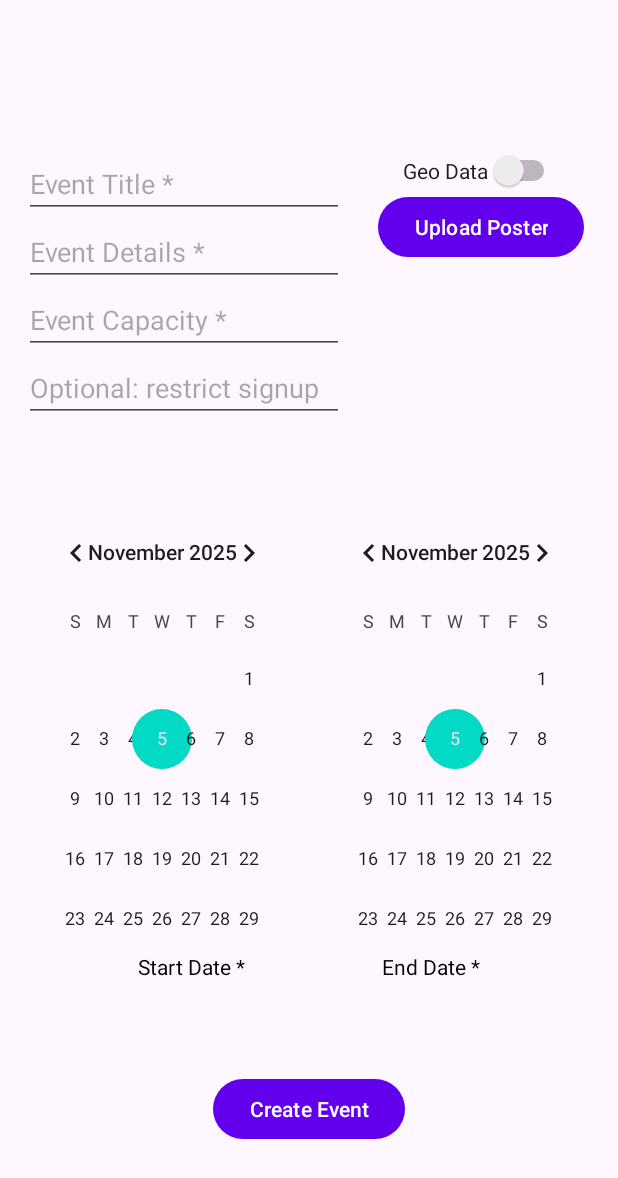
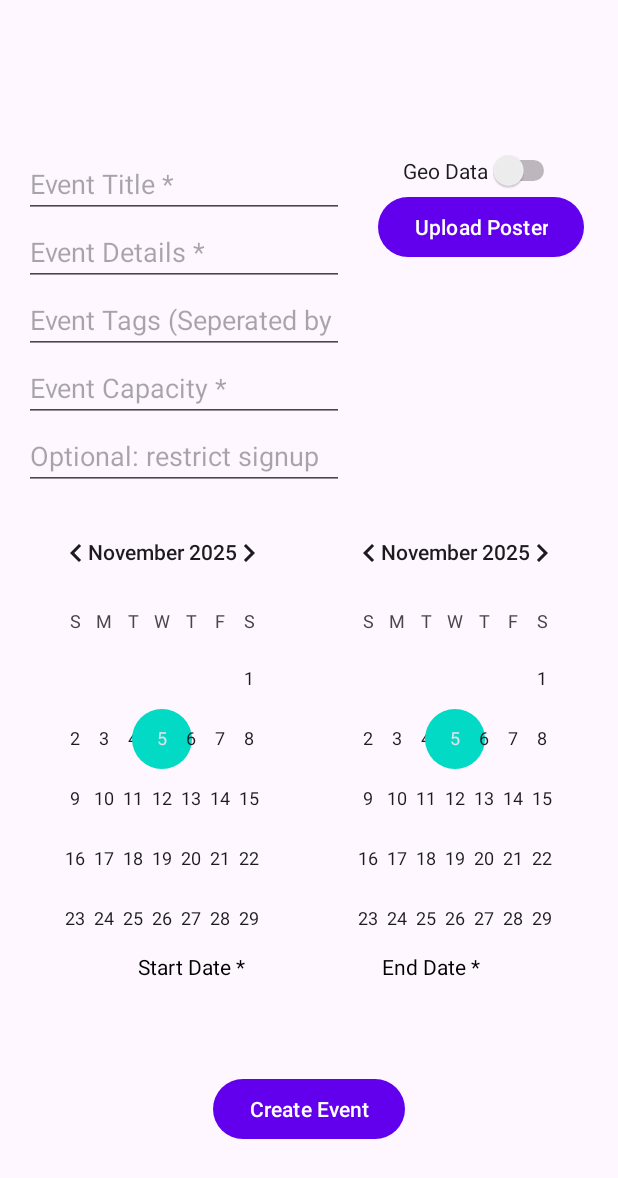
Before and after one commit to CMPUT301F25haboob/haboob-events, an Android app: the OrganizerOptionsFragment screen opened directly, with no data from a screen before it, after a tap on "New Event", on a phone screen of 412 x 824 dp. Shown: the top 1178 px of the screen. Run offline under Robolectric (Android 15) with nearby library versions, the phone set to English and light mode, and no system bars; our stand-ins replace Firebase (no records; nobody signed in at launch, a user with empty details on screens opened directly).

Commit message:
Added getters and setters for event lists, can add userIDs to different lists in Event, other small details added like tags when creating events as and organizer

```diff
--- a/App/app/src/main/java/com/example/haboob/EventsList.java
+++ b/App/app/src/main/java/com/example/haboob/EventsList.java
@@ -44,7 +44,6 @@ public class EventsList  {
         this.loadEventsList();
     }
 
-    // Optional: Constructor with callback for when you need to know when loading completes
     public EventsList(OnEventsLoadedListener listener) {
         eventsList = new ArrayList<>();
         db = FirebaseFirestore.getInstance();
@@ -61,7 +60,6 @@ public class EventsList  {
         return isLoaded;
     }
 
-    // Updated loadEventsList with callback
     public void loadEventsList(OnEventsLoadedListener listener) {
         eventsListRef.get()
                 .addOnSuccessListener(snapshots -> {
@@ -83,7 +81,6 @@ public class EventsList  {
                 });
     }
 
-    // Overloaded version without callback for backward compatibility
     public void loadEventsList() {
         loadEventsList(null);
     }
@@ -150,7 +147,6 @@ public class EventsList  {
                 });
     }
 
-    // Backward compatible version
     public void deleteEvent(Event e) {
         deleteEvent(e, null);
     }
--- a/App/app/src/main/res/layout/organizer_new_event_fragment.xml
+++ b/App/app/src/main/res/layout/organizer_new_event_fragment.xml
@@ -29,6 +29,17 @@
         android:hint="Event Details *"
         app:layout_constraintStart_toStartOf="parent"
         app:layout_constraintTop_toBottomOf="@+id/event_title" />
+
+    <EditText
+        android:id="@+id/tags"
+        android:layout_width="wrap_content"
+        android:layout_height="wrap_content"
+        android:layout_marginStart="16dp"
+        android:ems="10"
+        android:inputType="text"
+        android:hint="Event Tags (Seperated by commas)"
+        app:layout_constraintStart_toStartOf="parent"
+        app:layout_constraintTop_toBottomOf="@+id/event_details" />
 
     <Switch
         android:id="@+id/geo_data_required"
@@ -77,7 +88,7 @@
         android:inputType="text"
         android:hint="Event Capacity *"
         app:layout_constraintStart_toStartOf="parent"
-        app:layout_constraintTop_toBottomOf="@+id/event_details" />
+        app:layout_constraintTop_toBottomOf="@+id/tags" />
 
     <EditText
         android:id="@+id/num_allowed_signup"
```
Also changed, not shown: App/app/src/main/java/com/example/haboob/Event.java (+0 -23 lines), App/app/src/main/java/com/example/haboob/OrganizerNewEventFragment.java (+46 -7 lines).
